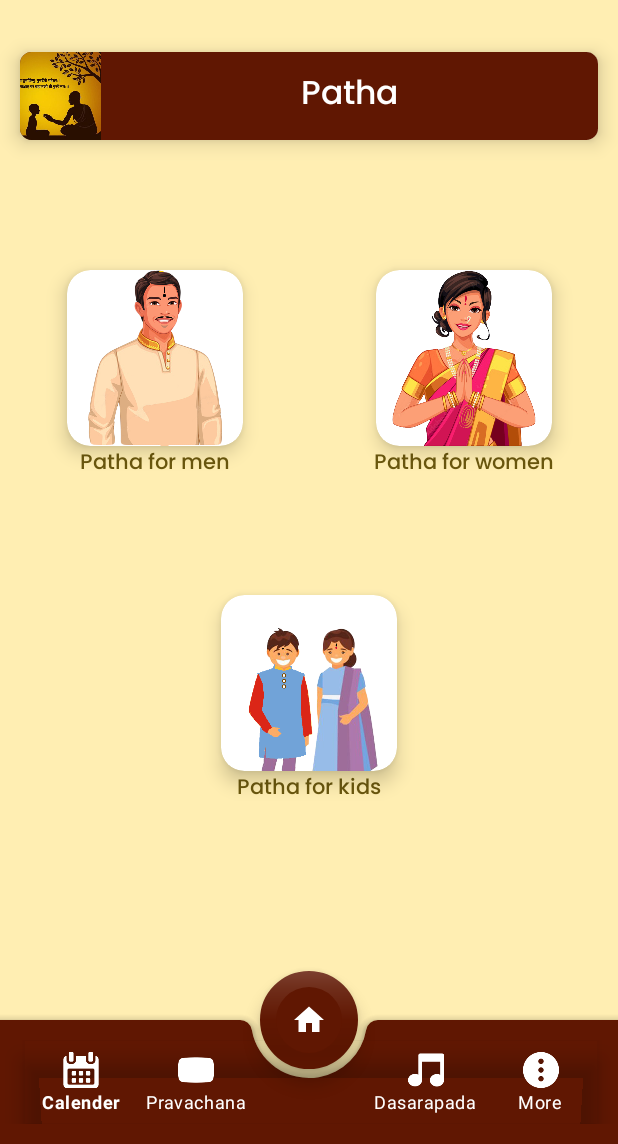
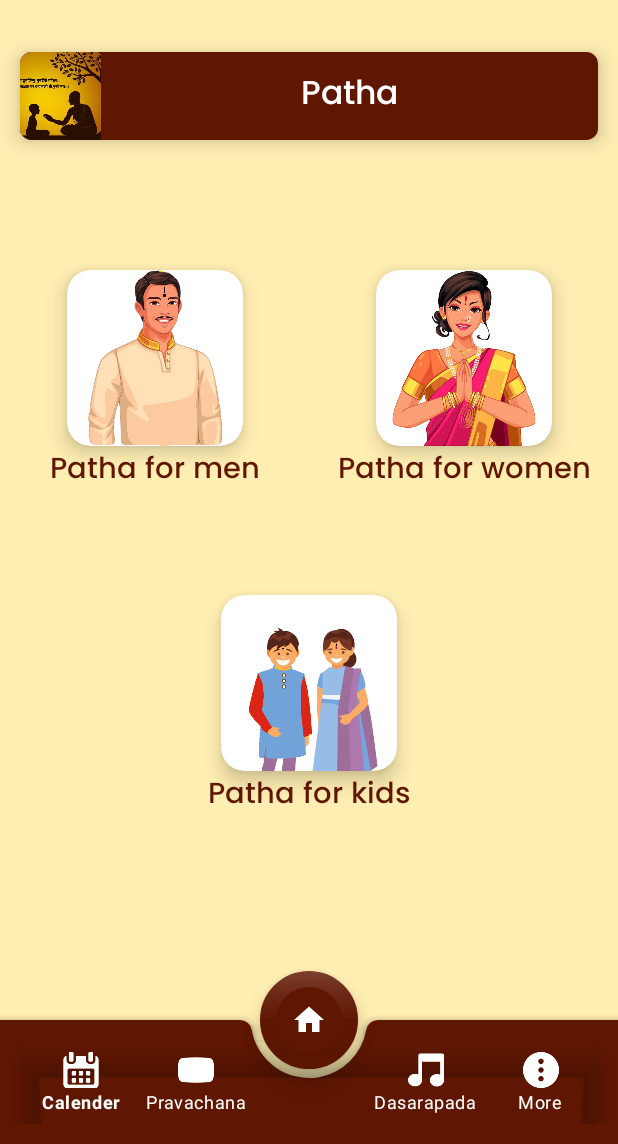
Before and after one commit to dsttd01/ttdapp, an Android app: the fragment PaathaFragment placed in its activity, on a phone screen of 412 x 824 dp, the part 92-1236 px from its top. Run offline under Robolectric (Android 15) with nearby library versions, the phone set to English and light mode, and no system bars; our stand-ins replace sdp/ssp sizes.

Commit message:
changed patha button colors and font size

```diff
--- a/app/src/main/res/layout/fragment_paatha.xml
+++ b/app/src/main/res/layout/fragment_paatha.xml
@@ -139,7 +139,8 @@
         android:layout_height="wrap_content"
         android:fontFamily="@font/poppins"
         android:text="@string/paatha_for_men"
-        android:textColor="@color/login_text"
+        android:textColor="@color/text_home"
+        android:textSize="@dimen/_15sdp"
         app:layout_constraintEnd_toEndOf="@+id/card_view_men_patha"
         app:layout_constraintStart_toStartOf="@+id/card_view_men_patha"
         app:layout_constraintTop_toBottomOf="@+id/card_view_men_patha" />
@@ -170,7 +171,8 @@
         android:layout_height="wrap_content"
         android:fontFamily="@font/poppins"
         android:text="@string/paatha_for_women"
-        android:textColor="@color/login_text"
+        android:textColor="@color/text_home"
+        android:textSize="@dimen/_15sdp"
         app:layout_constraintEnd_toEndOf="@+id/card_view_women_patha"
         app:layout_constraintStart_toStartOf="@+id/card_view_women_patha"
         app:layout_constraintTop_toBottomOf="@+id/card_view_women_patha" />
@@ -244,7 +246,8 @@
         android:layout_height="wrap_content"
         android:fontFamily="@font/poppins"
         android:text="@string/paatha_for_kids"
-        android:textColor="@color/login_text"
+        android:textColor="@color/text_home"
+        android:textSize="@dimen/_15sdp"
         app:layout_constraintEnd_toEndOf="@+id/card_view_kids_patha"
         app:layout_constraintStart_toStartOf="@+id/card_view_kids_patha"
         app:layout_constraintTop_toBottomOf="@+id/card_view_kids_patha" />
```
Also changed, not shown: app/src/main/res/drawable/mask_group.png (renamed from app/src/main/res/drawable/Mask_group.png), app/src/main/res/drawable/mask_group1.png (renamed from app/src/main/res/drawable/Mask_group1.png), app/src/main/res/drawable/mask_group2.png (renamed from app/src/main/res/drawable/Mask_group2.png), app/src/main/res/drawable/mask_group3.png (renamed from app/src/main/res/drawable/Mask_group3.png), app/src/main/res/drawable/mask_group4.png (renamed from app/src/main/res/drawable/Mask_group4.png), 1 other file.
